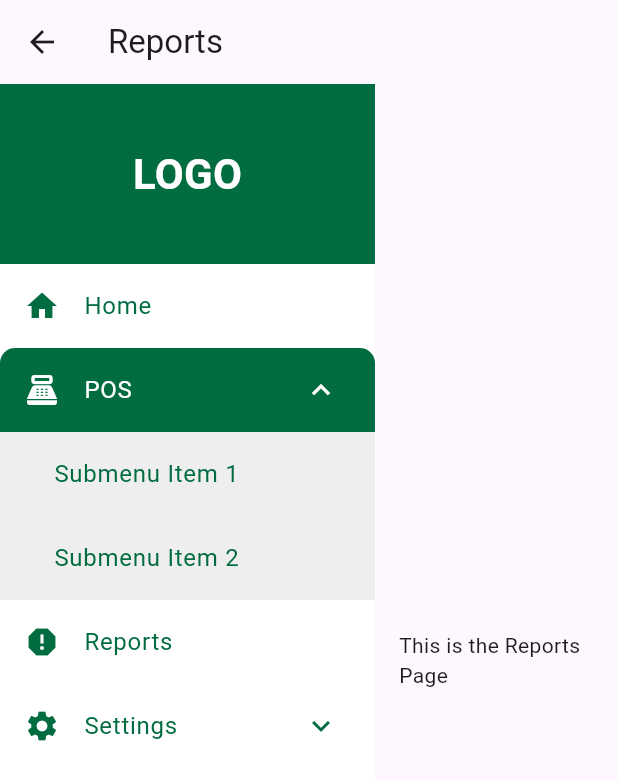
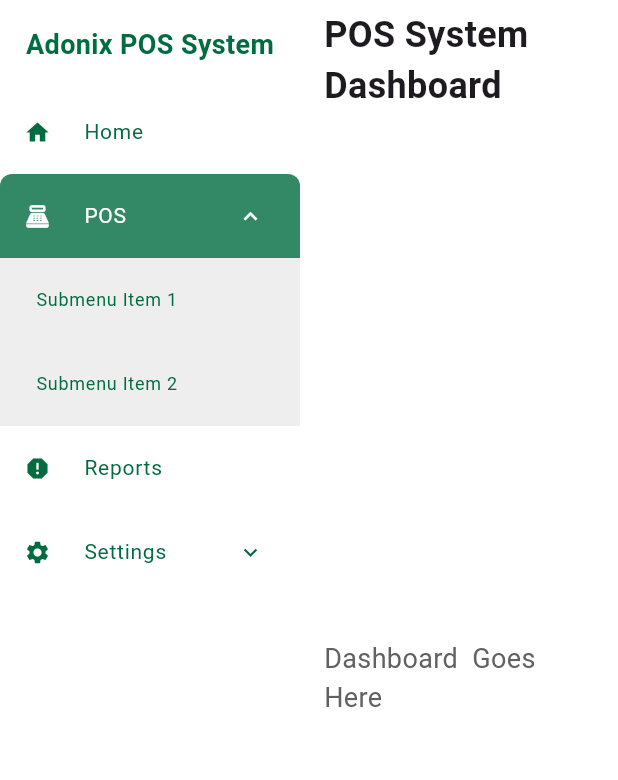
Before and after one commit to fhrabbi555/adonixpossystem, a Flutter app: the Report screen opened by its route, after a tap on "POS", on a phone screen of 412 x 824 dp. Shown: the top 780 px of the screen. Run offline on Flutter 3.47's test engine with Material 3 defaults, Android fonts, the phone set to English and light mode, and no system bars; our stand-ins replace get; generated files the repository leaves out were written again.

Commit message:
improve the menue design

```diff
--- a/lib/controllers/menu_controller.dart
+++ b/lib/controllers/menu_controller.dart
@@ -1,28 +1,58 @@
+// import 'package:get/get.dart';
+//
+// class MenuControllers extends GetxController {
+//   var selectedIndex = 0.obs; // Main menu item index
+//   var expandedIndex = (-1).obs; // Index of the currently expanded menu
+//   var selectedSubmenuIndex = (-1).obs; // Submenu item index
+//
+//   // Set the selected main menu item index
+//   void setSelectedIndex(int index) {
+//     selectedIndex.value = index;
+//     selectedSubmenuIndex.value =
+//         -1; // Reset submenu selection when main menu changes
+//   }
+//
+//   // Set the selected submenu item index
+//   void setSubmenuSelectedIndex(int index) {
+//     selectedSubmenuIndex.value = index; // Set submenu selection
+//   }
+//
+//   // Toggle submenu visibility (expand/collapse)
+//   void toggleSubmenu(int index) {
+//     if (expandedIndex.value == index) {
+//       expandedIndex.value = -1; // Collapse submenu
+//     } else {
+//       expandedIndex.value = index; // Expand submenu
+//     }
+//   }
+// }
 import 'package:get/get.dart';
 
 class MenuControllers extends GetxController {
-  var selectedIndex = 0.obs; // Main menu item index
-  var expandedIndex = (-1).obs; // Index of the currently expanded menu
-  var selectedSubmenuIndex = (-1).obs; // Submenu item index
+  // Reactive properties
+  RxInt selectedIndex = 0.obs; // Track selected menu item
+  RxInt expandedIndex =
+      (-1).obs; // Track expanded submenu (default is no item expanded)
+  RxInt selectedSubmenuIndex = (-1).obs; // Track selected submenu item
 
-  // Set the selected main menu item index
+  // Method to set selected index
   void setSelectedIndex(int index) {
     selectedIndex.value = index;
-    selectedSubmenuIndex.value =
-        -1; // Reset submenu selection when main menu changes
   }
 
-  // Set the selected submenu item index
-  void setSubmenuSelectedIndex(int index) {
-    selectedSubmenuIndex.value = index; // Set submenu selection
+  // Method to toggle the expansion of a submenu
+  void toggleSubmenu(int index) {
+    if (expandedIndex.value == index) {
+      // If the clicked menu is already expanded, collapse it
+      expandedIndex.value = -1;
+    } else {
+      // Otherwise, expand the clicked menu
+      expandedIndex.value = index;
+    }
   }
 
-  // Toggle submenu visibility (expand/collapse)
-  void toggleSubmenu(int index) {
-    if (expandedIndex.value == index) {
-      expandedIndex.value = -1; // Collapse submenu
-    } else {
-      expandedIndex.value = index; // Expand submenu
-    }
+  // Method to set the selected submenu index
+  void setSubmenuSelectedIndex(int index) {
+    selectedSubmenuIndex.value = index;
   }
 }
--- a/lib/views/report.dart
+++ b/lib/views/report.dart
@@ -5,18 +5,47 @@ class Report extends StatelessWidget {
   @override
   Widget build(BuildContext context) {
     return Scaffold(
-      appBar: AppBar(title: Text('Reports')),
+      backgroundColor: Colors.grey[100],
       body: Row(
         children: [
-          // Side menu
-          MenuWidget(),
-          // Main content area
+          // Sidebar Menu
+          MenuWidget(), // Use the updated MenuWidget here
+
+          // Main Dashboard Area
           Expanded(
-            child: Padding(
-              padding: const EdgeInsets.all(16.0),
-              child: Center(
-                child: Text('This is the Reports Page'),
-              ),
+            child: Column(
+              children: [
+                // Top Bar with Title
+                Container(
+                  height: 80,
+                  color: Colors.white,
+                  padding: const EdgeInsets.symmetric(horizontal: 16),
+                  alignment: Alignment.centerLeft,
+                  child: const Text(
+                    "POS System Dashboard",
+                    style: TextStyle(
+                      fontSize: 24,
+                      fontWeight: FontWeight.bold,
+                    ),
+                  ),
+                ),
+                // Main Content Area for Dashboard
+                Expanded(
+                  child: Container(
+                    padding: const EdgeInsets.all(16),
+                    color: Colors.white,
+                    child: Center(
+                      child: Text(
+                        "Dashboard  Goes Here",
+                        style: TextStyle(
+                          fontSize: 18,
+                          color: Colors.grey[700],
+                        ),
+                      ),
+                    ),
+                  ),
+                ),
+              ],
             ),
           ),
         ],
--- a/lib/widgets/menu_widget.dart
+++ b/lib/widgets/menu_widget.dart
@@ -1,50 +1,63 @@
-import 'package:adonixpossystem/controllers/menu_controller.dart';
 import 'package:flutter/cupertino.dart';
 import 'package:flutter/material.dart' as material;
 import 'package:flutter/material.dart';
 import 'package:get/get.dart';
+import '../controllers/menu_controller.dart';
 import '../routes.dart';
 import '../utility /app_color.dart';
 
+class MenuControllers extends GetxController {
+  // Reactive properties
+  RxInt selectedIndex = 0.obs; // Track selected menu item
+  RxInt expandedIndex =
+      (-1).obs; // Track expanded submenu (default is no item expanded)
+  RxInt selectedSubmenuIndex = (-1).obs; // Track selected submenu item
+
+  // Method to set selected index
+  void setSelectedIndex(int index) {
+    selectedIndex.value = index;
+  }
+
+  // Method to toggle the expansion of a submenu
+  void toggleSubmenu(int index) {
+    if (expandedIndex.value == index) {
+      // If the clicked menu is already expanded, collapse it
+      expandedIndex.value = -1;
+    } else {
+      // Otherwise, expand the clicked menu
+      expandedIndex.value = index;
+    }
+  }
+
+  // Method to set the selected submenu index
+  void setSubmenuSelectedIndex(int index) {
+    selectedSubmenuIndex.value = index;
+  }
+}
+
 class MenuWidget extends StatelessWidget {
-  // Initialize the controller outside of the Obx widget
   final MenuControllers menuController = Get.put(MenuControllers());
 
   @override
   Widget build(BuildContext context) {
     return Obx(() {
       return Container(
-        width: 250,
+        width: 200, // Adjusted the width to make it more compact
         color: Colors.white, // White background for the menu
         child: Column(
           children: [
-            Container(
-              height: 120,
-              color: AppColors.primaryGreen, // Use color from AppColors
-              alignment: Alignment.center,
-              child: const Text(
-                "LOGO",
-                style: TextStyle(
-                  color: Colors.white,
-                  fontSize: 28,
-                  fontWeight: FontWeight.bold,
-                ),
-              ),
-            ),
+            _buildHeader(),
             Expanded(
               child: ListView(
                 children: [
-                  // Updated route for the Home screen instead of Dashboard
                   _buildMenuItem(
                       material.Icons.home, "Home", 0, menuController, '/home'),
                   _buildMenuWithSubmenu(material.Icons.point_of_sale, "POS", 1,
                       menuController, '/pos'),
                   _buildMenuItem(material.Icons.report, "Reports", 2,
                       menuController, AppRoutes.reports),
-
                   _buildMenuWithSubmenu(material.Icons.settings, "Settings", 3,
                       menuController, '/settings'),
-                  // Add more menu items as needed
                 ],
               ),
             ),
@@ -54,10 +67,28 @@ class MenuWidget extends StatelessWidget {
     });
   }
 
-  // Helper function to create a menu item in the sidebar
+  // Header with the logo text
+  Widget _buildHeader() {
+    return Container(
+      height: 60, // Reduced header height
+      color: Colors.white, // White background for the header
+      alignment: Alignment.center,
+      child: const Text(
+        "Adonix POS System", // Replaced with the new logo text
+        style: TextStyle(
+          color: AppColors.primaryGreen, // Set text color to green
+          fontSize: 18, // Reduced font size
+          fontWeight: FontWeight.bold,
+        ),
+      ),
+    );
+  }
+
+  // Build a menu item with smooth transitions
   Widget _buildMenuItem(material.IconData icon, String title, int index,
       MenuControllers menuController, String route) {
-    bool isSelected = menuController.selectedIndex.value == index;
+    bool isSelected = menuController.selectedSubmenuIndex.value == -1 &&
+        menuController.selectedIndex.value == index;
 
     return Material(
       color: Colors.transparent,
@@ -66,30 +97,28 @@ class MenuWidget extends StatelessWidget {
           menuController.setSelectedIndex(index);
           Get.toNamed(route); // Navigate to the respective screen
         },
-        borderRadius: BorderRadius.circular(10), // Button radius of 10
-        child: Container(
+        borderRadius:
+            BorderRadius.circular(8), // Reduced radius for a smaller look
+        child: AnimatedContainer(
+          duration: Duration(milliseconds: 200),
+          curve: Curves.easeInOut,
           decoration: BoxDecoration(
             color: isSelected
-                ? AppColors.primaryGreen
-                : Colors.transparent, // Use color from AppColors
-            borderRadius:
-                BorderRadius.circular(10), // Increased radius for selected item
+                ? AppColors.primaryGreen.withOpacity(0.8)
+                : Colors.transparent,
+            borderRadius: BorderRadius.circular(8),
           ),
           child: ListTile(
             leading: Icon(
               icon,
-              color: isSelected
-                  ? Colors.white
-                  : AppColors
-                      .primaryGreen, // White when selected, green when not
+              size: 18, // Smaller icon size
+              color: isSelected ? Colors.white : AppColors.primaryGreen,
             ),
             title: Text(
               title,
               style: TextStyle(
-                color: isSelected
-                    ? Colors.white
-                    : AppColors
-                        .primaryGreen, // White when selected, green when not
+                fontSize: 14, // Smaller font size for the main menu items
+                color: isSelected ? Colors.white : AppColors.primaryGreen,
               ),
             ),
           ),
@@ -98,53 +127,49 @@ class MenuWidget extends StatelessWidget {
     );
   }
 
-  // Helper function to create a menu item with a submenu
+  // Build a menu item with submenu and improved selection design
   Widget _buildMenuWithSubmenu(material.IconData icon, String title, int index,
       MenuControllers menuController, String route) {
-    bool isSelected = menuController.selectedIndex.value == index;
+    bool isSelected = menuController.selectedSubmenuIndex.value == -1 &&
+        menuController.selectedIndex.value == index;
     bool isExpanded = menuController.expandedIndex.value == index;
 
     return Material(
       color: Colors.transparent,
       child: InkWell(
         onTap: () {
-          menuController.setSelectedIndex(index); // Select main menu item
+          menuController.setSelectedIndex(index);
           menuController.toggleSubmenu(index); // Toggle submenu visibility
-          Get.toNamed(route); // Navigate to the respective screen
+          Get.toNamed(route);
         },
-        borderRadius:
-            BorderRadius.circular(10), // Increased radius for selected item
-        child: Container(
+        borderRadius: BorderRadius.circular(8),
+        child: AnimatedContainer(
+          duration: Duration(milliseconds: 200),
+          curve: Curves.easeInOut,
           decoration: BoxDecoration(
             color: isSelected
-                ? AppColors.primaryGreen
-                : Colors.transparent, // Use color from AppColors
-            borderRadius:
-                BorderRadius.circular(10), // Increased radius for selected item
+                ? AppColors.primaryGreen.withOpacity(0.8)
+                : Colors.transparent,
+            borderRadius: BorderRadius.circular(8),
           ),
           child: Column(
             children: [
               ListTile(
                 leading: Icon(
                   icon,
-                  color: isSelected
-                      ? Colors.white
-                      : AppColors
-                          .primaryGreen, // White when selected, green when not
+                  size: 18, // Smaller icon size
+                  color: isSelected ? Colors.white : AppColors.primaryGreen,
                 ),
                 title: Text(
                   title,
                   style: TextStyle(
-                    color: isSelected
-                        ? Colors.white
-                        : AppColors
-                            .primaryGreen, // White when selected, green when not
+                    fontSize: 14, // Smaller font size for the main menu item
+                    color: isSelected ? Colors.white : AppColors.primaryGreen,
                   ),
                 ),
                 trailing: Icon(
-                  isExpanded
-                      ? Icons.expand_less // Show collapse icon when expanded
-                      : Icons.expand_more, // Show expand icon when collapsed
+                  isExpanded ? Icons.expand_less : Icons.expand_more,
+                  size: 18, // Smaller icon for expand/collapse
                   color: isSelected ? Colors.white : AppColors.primaryGreen,
                 ),
               ),
@@ -158,22 +183,22 @@ class MenuWidget extends StatelessWidget {
     );
   }
 
-  // Create a submenu for a specific menu item
+  // Submenu for each expandable menu item with improved selection design
   Widget _buildSubmenu(MenuControllers menuController, int menuIndex) {
     return Container(
-      padding: EdgeInsets.only(left: 20),
+      padding:
+          EdgeInsets.only(left: 8), // Reduced left padding for submenu items
       color: Colors.grey[200],
       child: Column(
         children: [
           _buildSubmenuItem("Submenu Item 1", 0, menuController, menuIndex),
           _buildSubmenuItem("Submenu Item 2", 1, menuController, menuIndex),
-          // Add more submenu items as needed
         ],
       ),
     );
   }
 
-  // Helper function to create a submenu item
+  // Submenu item with a better selection design
   Widget _buildSubmenuItem(String title, int submenuIndex,
       MenuControllers menuController, int menuIndex) {
     bool isSubmenuSelected =
@@ -187,23 +212,24 @@ class MenuWidget extends StatelessWidget {
           menuController
               .setSubmenuSelectedIndex(submenuIndex); // Select the submenu item
         },
-        borderRadius: BorderRadius.circular(10), // Button radius of 10
-        child: Container(
+        borderRadius:
+            BorderRadius.circular(6), // Reduced radius for submenu items
+        child: AnimatedContainer(
+          duration: Duration(milliseconds: 200),
+          curve: Curves.easeInOut,
           decoration: BoxDecoration(
             color: isSubmenuSelected
-                ? AppColors.primaryGreen
-                : Colors.transparent, // Use color from AppColors
-            borderRadius: BorderRadius.circular(
-                10), // Increased radius for selected submenu
+                ? AppColors.primaryGreen.withOpacity(0.8)
+                : Colors.transparent,
+            borderRadius: BorderRadius.circular(6),
           ),
           child: ListTile(
             title: Text(
               title,
               style: TextStyle(
-                color: isSubmenuSelected
-                    ? Colors.white
-                    : AppColors
-                        .primaryGreen, // White when selected, green when not
+                fontSize: 12, // Reduced font size for submenu items
+                color:
+                    isSubmenuSelected ? Colors.white : AppColors.primaryGreen,
               ),
             ),
           ),
```
